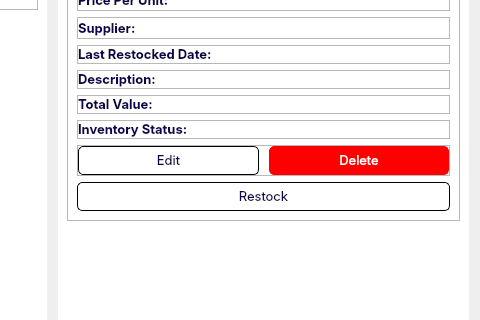
Kazu0210/Inventory-System, file app/src/ui/NEW/inventory_page.ui: the form before one commit; both pictures show x 683 to 1163 and y 189 to 509 of the 1163 by 626 pixel window.
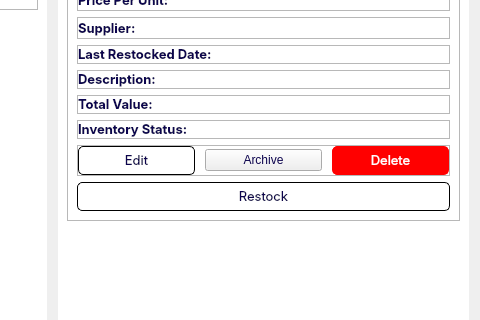
The form after the commit.

Commit message: fixed buttons on inventory section

Diff of the .ui file:
```diff
--- a/app/src/ui/NEW/inventory_page.ui
+++ b/app/src/ui/NEW/inventory_page.ui
@@ -1474,6 +1474,13 @@
               </property>
              </widget>
             </item>
+            <item>
+             <widget class="QPushButton" name="archive_pushButton">
+              <property name="text">
+               <string>Archive</string>
+              </property>
+             </widget>
+            </item>
             <item>
              <widget class="QPushButton" name="deleteProduct_pushButton">
               <property name="font">
```
Left out of the diff: 1 changed line with no effect on the pictures. The commit also changes 8 other files.
